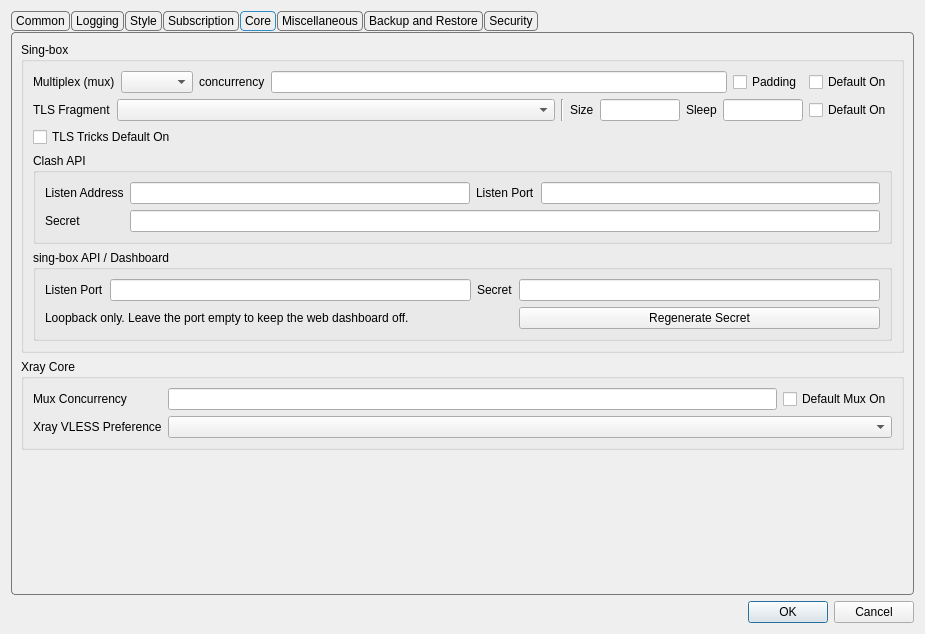
First picture: the form in upstream/include/ui/setting/dialog_basic_settings.ui, repository hopol/throne-mirror, before the edit.
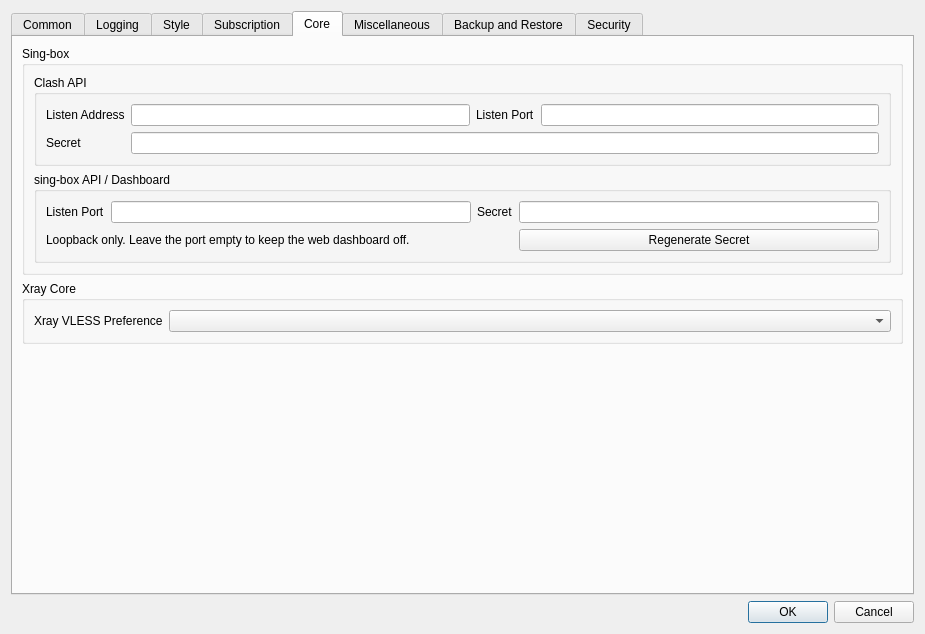
Second picture: the form after the edit. The open tabs and pages were chosen to show the change. Custom widgets are drawn as their Qt base class.

The edit to the form file:
```diff
--- a/upstream/include/ui/setting/dialog_basic_settings.ui
+++ b/upstream/include/ui/setting/dialog_basic_settings.ui
@@ -32,38 +32,6 @@
    </item>
    <item row="0" column="3">
     <widget class="QTabWidget" name="tabWidget">
-     <property name="styleSheet">
-      <string notr="true">QTabWidget::pane {
-    margin-top: 1px;
-    border: 1px solid #777777;
-    border-radius: 4px;
-}
-
-QTabBar {
-    background: transparent;
-    qproperty-drawBase: 0;
-}
-
-QTabBar::tab {
-    border: 1px solid #777777;
-    border-radius: 4px;
-
-    padding: 2px 4px;
-    margin-right: 1px;
-}
-
-QTabBar::tab:selected {
-    border: 1px solid palette(highlight);
-}
-
-QTabBar::tab:!selected {
-    border: 1px solid #777777;
-}
-
-QTabBar::tab:hover:!selected {
-    border: 1px solid #777777;
-}</string>
-     </property>
      <property name="tabShape">
       <enum>QTabWidget::TabShape::Rounded</enum>
      </property>
@@ -937,193 +905,6 @@
           <string notr="true">Sing-box</string>
          </property>
          <layout class="QVBoxLayout" name="verticalLayout_3">
-          <item>
-           <widget class="QWidget" name="assest_group" native="true">
-            <layout class="QGridLayout" name="gridLayout_2">
-             <property name="leftMargin">
-              <number>0</number>
-             </property>
-             <property name="topMargin">
-              <number>0</number>
-             </property>
-             <property name="rightMargin">
-              <number>0</number>
-             </property>
-             <property name="bottomMargin">
-              <number>0</number>
-             </property>
-             <item row="0" column="0">
-              <layout class="QHBoxLayout" name="horizontalLayout">
-               <item>
-                <widget class="QLabel" name="label_6">
-                 <property name="text">
-                  <string>Multiplex (mux)</string>
-                 </property>
-                </widget>
-               </item>
-               <item>
-                <widget class="QComboBox" name="mux_protocol"/>
-               </item>
-               <item>
-                <widget class="QLabel" name="label_7">
-                 <property name="text">
-                  <string>concurrency</string>
-                 </property>
-                </widget>
-               </item>
-               <item>
-                <widget class="QLineEdit" name="mux_concurrency"/>
-               </item>
-               <item>
-                <widget class="QCheckBox" name="mux_padding">
-                 <property name="text">
-                  <string notr="true">Padding</string>
-                 </property>
-                </widget>
-               </item>
-               <item>
-                <widget class="QCheckBox" name="mux_default_on">
-                 <property name="text">
-                  <string>Default On</string>
-                 </property>
-                </widget>
-               </item>
-              </layout>
-             </item>
-            </layout>
-           </widget>
-          </item>
-          <item>
-           <widget class="QWidget" name="frag_tricks_group" native="true">
-            <layout class="QVBoxLayout" name="verticalLayout_frag_tricks">
-             <property name="leftMargin">
-              <number>0</number>
-             </property>
-             <property name="topMargin">
-              <number>0</number>
-             </property>
-             <property name="rightMargin">
-              <number>0</number>
-             </property>
-             <property name="bottomMargin">
-              <number>0</number>
-             </property>
-             <item>
-              <layout class="QHBoxLayout" name="horizontalLayout_frag_mode">
-               <item>
-                <widget class="QLabel" name="fragment_implementation_l">
-                 <property name="sizePolicy">
-                  <sizepolicy hsizetype="Fixed" vsizetype="Preferred">
-                   <horstretch>0</horstretch>
-                   <verstretch>0</verstretch>
-                  </sizepolicy>
-                 </property>
-                 <property name="text">
-                  <string>TLS Fragment</string>
-                 </property>
-                </widget>
-               </item>
-               <item>
-                <widget class="QComboBox" name="fragment_implementation">
-                 <property name="toolTip">
-                  <string>&lt;html&gt;&lt;head/&gt;&lt;body&gt;&lt;p&gt;Which TLS fragmentation implementation profiles use: built-in (sing-box tls.fragment) or custom (Hiddify dialer-level ClientHello fragmentation).&lt;/p&gt;&lt;/body&gt;&lt;/html&gt;</string>
-                 </property>
-                </widget>
-               </item>
-               <item>
-                <widget class="Line" name="line">
-                 <property name="orientation">
-                  <enum>Qt::Orientation::Vertical</enum>
-                 </property>
-                </widget>
-               </item>
-               <item>
-                <widget class="QLabel" name="fragment_size_l">
-                 <property name="sizePolicy">
-                  <sizepolicy hsizetype="Fixed" vsizetype="Preferred">
-                   <horstretch>0</horstretch>
-                   <verstretch>0</verstretch>
-                  </sizepolicy>
-                 </property>
-                 <property name="text">
-                  <string>Size</string>
-                 </property>
-                </widget>
-               </item>
-               <item>
-                <widget class="QLineEdit" name="fragment_size">
-                 <property name="maximumSize">
-                  <size>
-                   <width>80</width>
-                   <height>16777215</height>
-                  </size>
-                 </property>
-                 <property name="toolTip">
-                  <string>&lt;html&gt;&lt;head/&gt;&lt;body&gt;&lt;p&gt;Custom implementation only: bytes per ClientHello fragment, as a range min-max (e.g. 10-100).&lt;/p&gt;&lt;/body&gt;&lt;/html&gt;</string>
-                 </property>
-                </widget>
-               </item>
-               <item>
-                <widget class="QLabel" name="fragment_sleep_l">
-                 <property name="sizePolicy">
-                  <sizepolicy hsizetype="Fixed" vsizetype="Preferred">
-                   <horstretch>0</horstretch>
-                   <verstretch>0</verstretch>
-                  </sizepolicy>
-                 </property>
-                 <property name="text">
-                  <string>Sleep</string>
-                 </property>
-                </widget>
-               </item>
-               <item>
-                <widget class="QLineEdit" name="fragment_sleep">
-                 <property name="maximumSize">
-                  <size>
-                   <width>80</width>
-                   <height>16777215</height>
-                  </size>
-                 </property>
-                 <property name="toolTip">
-                  <string>&lt;html&gt;&lt;head/&gt;&lt;body&gt;&lt;p&gt;Custom implementation only: milliseconds to sleep between fragment bursts, as a range min-max (e.g. 2-5).&lt;/p&gt;&lt;/body&gt;&lt;/html&gt;</string>
-                 </property>
-                </widget>
-               </item>
-               <item>
-                <widget class="QCheckBox" name="fragment_default_on">
-                 <property name="sizePolicy">
-                  <sizepolicy hsizetype="Fixed" vsizetype="Fixed">
-                   <horstretch>0</horstretch>
-                   <verstretch>0</verstretch>
-                  </sizepolicy>
-                 </property>
-                 <property name="toolTip">
-                  <string>&lt;html&gt;&lt;head/&gt;&lt;body&gt;&lt;p&gt;Fragment profiles whose Fragment setting is left on &amp;quot;Keep Default&amp;quot;.&lt;/p&gt;&lt;/body&gt;&lt;/html&gt;</string>
-                 </property>
-                 <property name="text">
-                  <string>Default On</string>
-                 </property>
-                </widget>
-               </item>
-              </layout>
-             </item>
-             <item>
-              <layout class="QHBoxLayout" name="horizontalLayout_frag_params">
-               <item>
-                <widget class="QCheckBox" name="tls_tricks_default_on">
-                 <property name="toolTip">
-                  <string>&lt;html&gt;&lt;head/&gt;&lt;body&gt;&lt;p&gt;Enable mixed-case SNI for profiles whose TLS Tricks setting is left on &amp;quot;Keep Default&amp;quot;.&lt;/p&gt;&lt;/body&gt;&lt;/html&gt;</string>
-                 </property>
-                 <property name="text">
-                  <string>TLS Tricks Default On</string>
-                 </property>
-                </widget>
-               </item>
-              </layout>
-             </item>
-            </layout>
-           </widget>
-          </item>
           <item>
            <widget class="QGroupBox" name="clash_api_box">
             <property name="title">
@@ -1222,41 +1003,6 @@
          </property>
          <layout class="QFormLayout" name="formLayout">
           <item row="0" column="0">
-           <widget class="QLabel" name="label_23">
-            <property name="text">
-             <string>Mux Concurrency</string>
-            </property>
-           </widget>
-          </item>
-          <item row="0" column="1">
-           <widget class="QWidget" name="widget" native="true">
-            <layout class="QHBoxLayout" name="horizontalLayout_3">
-             <property name="leftMargin">
-              <number>0</number>
-             </property>
-             <property name="topMargin">
-              <number>0</number>
-             </property>
-             <property name="rightMargin">
-              <number>0</number>
-             </property>
-             <property name="bottomMargin">
-              <number>0</number>
-             </property>
-             <item>
-              <widget class="QLineEdit" name="xray_mux_concurrency"/>
-             </item>
-             <item>
-              <widget class="QCheckBox" name="xray_default_mux">
-               <property name="text">
-                <string>Default Mux On</string>
-               </property>
-              </widget>
-             </item>
-            </layout>
-           </widget>
-          </item>
-          <item row="1" column="0">
            <widget class="QLabel" name="label_24">
             <property name="toolTip">
              <string>&lt;html&gt;&lt;head/&gt;&lt;body&gt;&lt;p&gt;When to choose Xray when importing vless profiles&lt;/p&gt;&lt;/body&gt;&lt;/html&gt;</string>
@@ -1266,7 +1012,7 @@
             </property>
            </widget>
           </item>
-          <item row="1" column="1">
+          <item row="0" column="1">
            <widget class="QComboBox" name="vless_xray_pref"/>
           </item>
          </layout>
```
Left out of the diff: 43 changed lines with no effect on the pictures.
